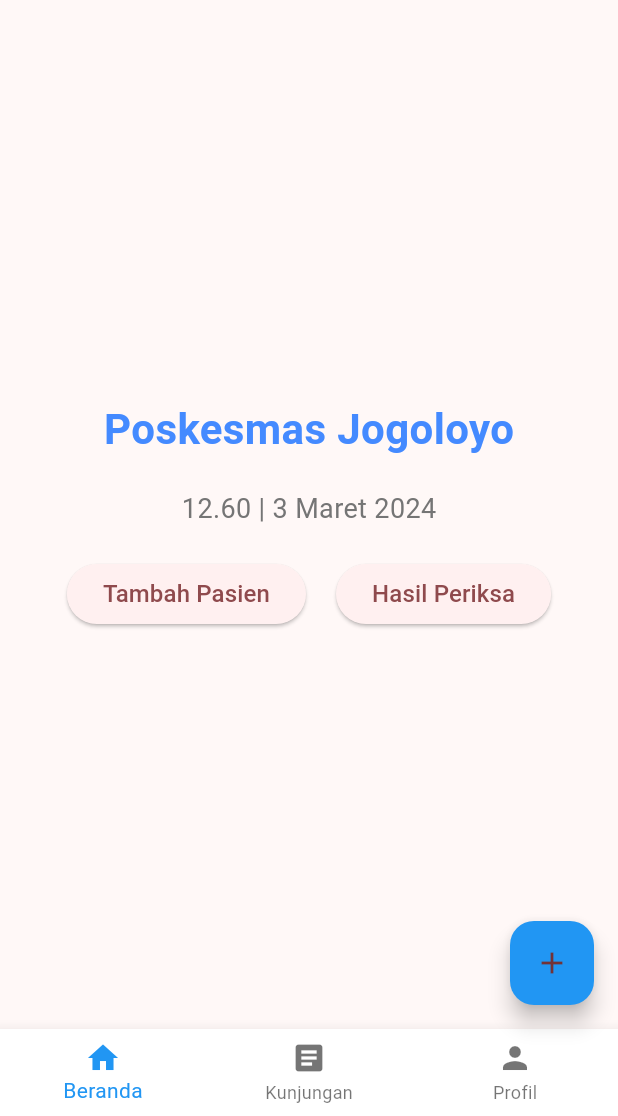
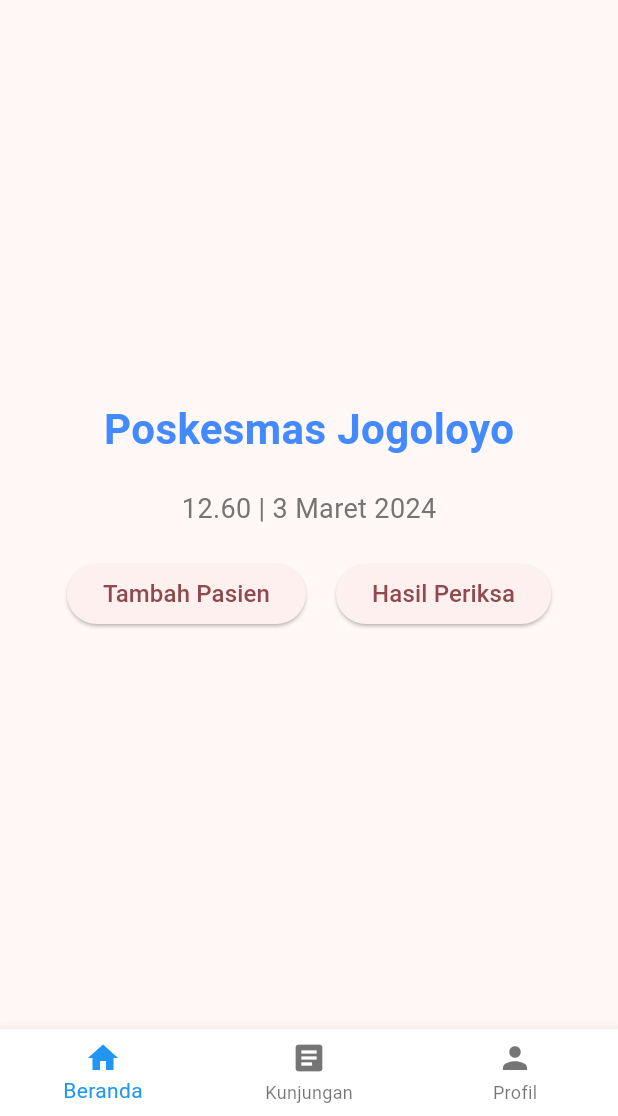
Before and after one commit to ahazain/pasmed, a Flutter app: the HomePage screen opened directly, on a phone screen of 412 x 824 dp, the part 120-1236 px from its top. Run offline on Flutter 3.47's test engine with Material 3 defaults, Android fonts, the phone set to English and light mode, and no system bars.

Commit message:
telah selesai tugas pbm

```diff
--- a/lib/homepage.dart
+++ b/lib/homepage.dart
@@ -24,7 +24,10 @@ class _HomePageState extends State<HomePage> {
   void initState() {
     super.initState();
     _widgetOptions = <Widget>[
-      HomeScreen(toggleFormVisibility: _toggleFormVisibility),
+      HomeScreen(
+        toggleFormVisibility: _toggleFormVisibility,
+        isFormVisible: _isFormVisible,
+      ),
       VisitScreen(),
       ProfileScreen(),
     ];
@@ -34,6 +37,14 @@ class _HomePageState extends State<HomePage> {
     setState(() {
       _selectedIndex = index;
     });
+    if (index == 0) {
+      _toggleFormVisibility();
+    } else {
+      // Menyembunyikan form input jika halaman beranda dipilih
+      setState(() {
+        _isFormVisible = false;
+      });
+    }
   }
 
   @override
@@ -87,24 +98,46 @@ class _HomePageState extends State<HomePage> {
       body: Stack(
         children: [
           _widgetOptions[_selectedIndex],
-          AnimatedOpacity(
+          AnimatedContainer(
             duration: Duration(milliseconds: 500),
-            opacity: _isFormVisible ? 1.0 : 0.0,
-            child: Container(
-              color: Colors.white,
+            height: _isFormVisible ? null : 0,
+            color: _isFormVisible
+                ? Color.fromARGB(0, 145, 145, 145)
+                : Colors.transparent,
             padding: EdgeInsets.symmetric(horizontal: 20, vertical: 10),
-              child: TextFormField(
+            margin:
+                EdgeInsets.only(top: MediaQuery.of(context).size.height * 0.5),
+            child: _isFormVisible
+                ? Column(
+                    children: [
+                      TextFormField(
                         decoration: InputDecoration(
                           labelText: 'Nama Pasien',
                           border: OutlineInputBorder(),
                         ),
                       ),
+                      SizedBox(height: 10),
+                      TextFormField(
+                        decoration: InputDecoration(
+                          labelText: 'Jenis Kelamin',
+                          border: OutlineInputBorder(),
                         ),
+                      ),
+                      SizedBox(height: 10),
+                      ElevatedButton(
+                        onPressed: () {
+                          // Aksi ketika tombol Kirim ditekan
+                        },
+                        child: Text('Kirim'),
+                      ),
+                    ],
+                  )
+                : null,
           ),
         ],
       ),
       bottomNavigationBar: BottomNavigationBar(
-        backgroundColor: Colors.white,
+        backgroundColor: Color.fromARGB(255, 255, 255, 255),
         items: const <BottomNavigationBarItem>[
           BottomNavigationBarItem(
             icon: Icon(Icons.home),
@@ -123,21 +156,18 @@ class _HomePageState extends State<HomePage> {
         selectedItemColor: Colors.blue,
         onTap: _onItemTapped,
       ),
-      floatingActionButton: _selectedIndex == 0
-          ? FloatingActionButton(
-              onPressed: _toggleFormVisibility,
-              backgroundColor: Colors.blue,
-              child: Icon(Icons.add),
-            )
-          : null,
     );
   }
 }
 
 class HomeScreen extends StatelessWidget {
   final VoidCallback toggleFormVisibility;
+  final bool isFormVisible;
 
-  const HomeScreen({required this.toggleFormVisibility});
+  const HomeScreen({
+    required this.toggleFormVisibility,
+    required this.isFormVisible,
+  });
 
   @override
   Widget build(BuildContext context) {
@@ -226,11 +256,12 @@ class ProfileScreen extends StatelessWidget {
           children: [
             CircleAvatar(
               radius: 50,
+              // Ganti dengan gambar profil Anda
               backgroundImage: AssetImage(''),
             ),
             SizedBox(height: 20),
             Text(
-              'Nama Pengguna',
+              'Surahki', // Ganti dengan nama pengguna Anda
               style: TextStyle(
                 fontSize: 24,
                 fontWeight: FontWeight.bold,
@@ -261,3 +292,9 @@ class PatientVisit {
 
   PatientVisit({required this.nik, required this.visitDate});
 }
+
+void main() {
+  runApp(MaterialApp(
+    home: HomePage(),
+  ));
+}
```
Also changed, not shown: lib/main.dart (+5 -19 lines). Lines whose indentation alone changed are shown as unchanged.
